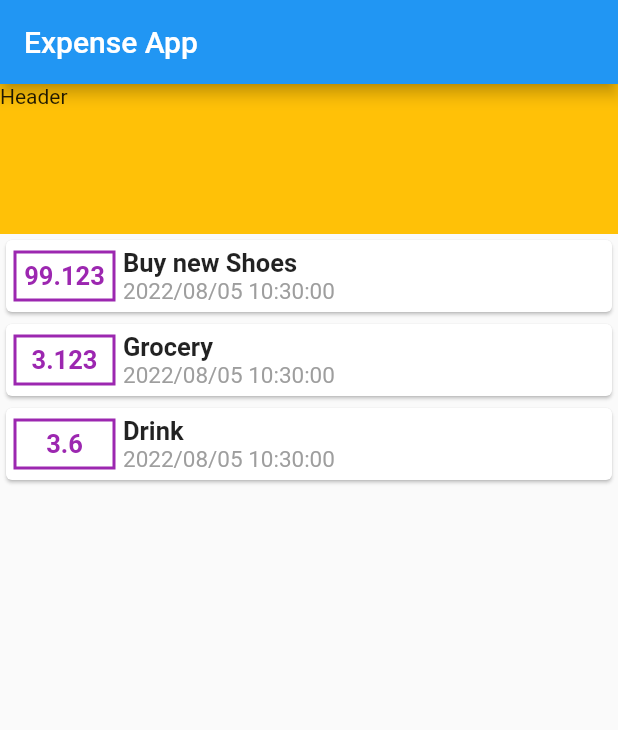
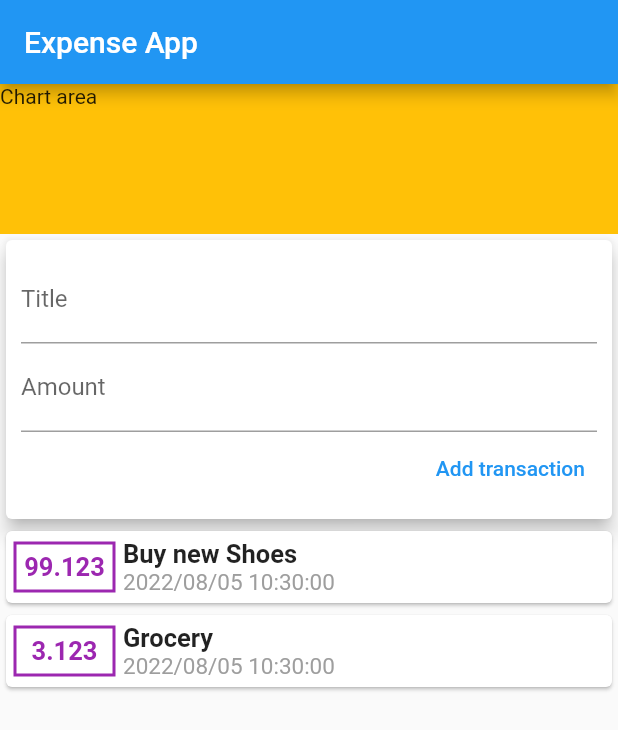
Before and after one commit to anhtuank7c/learn-flutter, a Flutter app: the screen it shows after launch, on a phone screen of 412 x 824 dp. Shown: the top 730 px of the screen. Run offline on Flutter 3.47's test engine with Material 2 defaults, Android fonts, the phone set to English and light mode, and no system bars.

Commit message:
Flutter - Day 05: split widgets, models, ListView, TextField, TextEditingController, InputDecoration

```diff
--- a/lib/main.dart
+++ b/lib/main.dart
@@ -1,6 +1,5 @@
 import 'package:flutter/material.dart';
-import 'package:intl/intl.dart';
-import 'transaction.dart';
+import 'package:learn/widgets/user_transactions.dart';
 
 void main() {
   runApp(const MyApp());
@@ -11,7 +10,7 @@ class MyApp extends StatelessWidget {
 
   @override
   Widget build(BuildContext context) {
-    return MaterialApp(
+    return const MaterialApp(
       title: 'Flutter App',
       home: HomePage(),
     );
@@ -19,35 +18,16 @@ class MyApp extends StatelessWidget {
 }
 
 class HomePage extends StatelessWidget {
-  HomePage({Key? key}) : super(key: key);
-  final List<Transaction> transactions = [
-    Transaction(
-      id: '01',
-      title: 'Buy new Shoes',
-      amount: 99.123,
-      createdAt: DateTime.now(),
-    ),
-    Transaction(
-      id: '02',
-      title: 'Grocery',
-      amount: 3.123,
-      createdAt: DateTime.now(),
-    ),
-    Transaction(
-      id: '03',
-      title: 'Drink',
-      amount: 3.6,
-      createdAt: DateTime.now(),
-    ),
-  ];
+  const HomePage({Key? key}) : super(key: key);
 
   @override
   Widget build(BuildContext context) {
     return Scaffold(
       appBar: AppBar(
-        title: Text('Expense App'),
+        title: const Text('Expense App'),
       ),
-      body: Column(
+      body: SingleChildScrollView(
+        child: Column(
           mainAxisAlignment: MainAxisAlignment.start,
           crossAxisAlignment: CrossAxisAlignment.start,
           children: [
@@ -55,66 +35,11 @@ class HomePage extends StatelessWidget {
               color: Colors.amber,
               height: 100,
               width: double.infinity,
-            child: Text('Header'),
+              child: const Text('Chart area'),
             ),
-          ...transactions
-              .map(
-                (tx) => Card(
-                  color: Colors.white,
-                  child: Container(
-                    padding: EdgeInsets.all(5),
-                    child: Row(
-                      mainAxisAlignment: MainAxisAlignment.start,
-                      children: [
-                        Container(
-                          decoration: BoxDecoration(
-                            border: Border.all(
-                              width: 2,
-                              color: Colors.purple,
-                            ),
-                            shape: BoxShape.rectangle,
-                          ),
-                          width: 68,
-                          padding: EdgeInsets.all(5),
-                          margin: EdgeInsets.only(right: 5),
-                          child: Text(
-                            tx.amount.toString(),
-                            textAlign: TextAlign.center,
-                            style: TextStyle(
-                              fontSize: 17,
-                              fontWeight: FontWeight.bold,
-                              color: Colors.purple,
-                            ),
-                          ),
-                        ),
-                        Column(
-                          crossAxisAlignment: CrossAxisAlignment.start,
-                          children: [
-                            Text(
-                              tx.title,
-                              style: TextStyle(
-                                fontSize: 17,
-                                fontWeight: FontWeight.bold,
-                              ),
-                            ),
-                            Text(
-                              DateFormat('yyyy/MM/dd hh:mm:ss')
-                                  .format(tx.createdAt),
-                              style: TextStyle(
-                                fontSize: 15,
-                                fontWeight: FontWeight.w400,
-                                color: Colors.grey,
-                              ),
-                            ),
-                          ],
-                        )
+            const UserTransactions(),
           ],
         ),
-                  ),
-                ),
-              )
-              .toList()
-        ],
       ),
     );
   }
--- /dev/null
+++ b/lib/widgets/new_transaction.dart
@@ -0,0 +1,46 @@
+import 'package:flutter/material.dart';
+
+class NewTransaction extends StatelessWidget {
+  final Function addTransaction;
+  final titleController = TextEditingController();
+  final amountController = TextEditingController();
+
+  NewTransaction(this.addTransaction, {Key? key}) : super(key: key);
+
+  @override
+  Widget build(BuildContext context) {
+    return Card(
+      elevation: 5,
+      child: Container(
+        padding: const EdgeInsets.all(10),
+        child: Column(
+          crossAxisAlignment: CrossAxisAlignment.end,
+          children: [
+            TextField(
+              key: const Key('titleInput'),
+              controller: titleController,
+              decoration: const InputDecoration(
+                label: Text('Title'),
+              ),
+            ),
+            TextField(
+              key: const Key('amountInput'),
+              controller: amountController,
+              decoration: const InputDecoration(
+                label: Text('Amount'),
+              ),
+            ),
+            TextButton(
+              key: const Key('addTractionBtn'),
+              onPressed: () => addTransaction(
+                titleController.text,
+                double.tryParse(amountController.text),
+              ),
+              child: const Text('Add transaction'),
+            )
+          ],
+        ),
+      ),
+    );
+  }
+}
--- /dev/null
+++ b/lib/widgets/transaction_list.dart
@@ -0,0 +1,77 @@
+import 'package:flutter/material.dart';
+import 'package:intl/intl.dart';
+import 'package:learn/models/transaction.dart';
+
+class TransactionList extends StatelessWidget {
+  final List<Transaction> transactions;
+  const TransactionList({
+    required this.transactions,
+    super.key,
+  });
+
+  @override
+  Widget build(BuildContext context) {
+    return Container(
+      height: 300,
+      child: ListView.builder(
+        itemBuilder: (ctx, index) {
+          final transaction = transactions[index];
+          return Card(
+            color: Colors.white,
+            child: Container(
+              padding: const EdgeInsets.all(5),
+              child: Row(
+                mainAxisAlignment: MainAxisAlignment.start,
+                children: [
+                  Container(
+                    decoration: BoxDecoration(
+                      border: Border.all(
+                        width: 2,
+                        color: Colors.purple,
+                      ),
+                      shape: BoxShape.rectangle,
+                    ),
+                    width: 68,
+                    padding: const EdgeInsets.all(5),
+                    margin: const EdgeInsets.only(right: 5),
+                    child: Text(
+                      transaction.amount.toString(),
+                      textAlign: TextAlign.center,
+                      style: const TextStyle(
+                        fontSize: 17,
+                        fontWeight: FontWeight.bold,
+                        color: Colors.purple,
+                      ),
+                    ),
+                  ),
+                  Column(
+                    crossAxisAlignment: CrossAxisAlignment.start,
+                    children: [
+                      Text(
+                        transaction.title,
+                        style: const TextStyle(
+                          fontSize: 17,
+                          fontWeight: FontWeight.bold,
+                        ),
+                      ),
+                      Text(
+                        DateFormat('yyyy/MM/dd hh:mm:ss')
+                            .format(transaction.createdAt),
+                        style: const TextStyle(
+                          fontSize: 15,
+                          fontWeight: FontWeight.w400,
+                          color: Colors.grey,
+                        ),
+                      ),
+                    ],
+                  )
+                ],
+              ),
+            ),
+          );
+        },
+        itemCount: transactions.length,
+      ),
+    );
+  }
+}
--- /dev/null
+++ b/lib/widgets/user_transactions.dart
@@ -0,0 +1,56 @@
+import 'package:flutter/material.dart';
+import 'package:learn/widgets/new_transaction.dart';
+import 'package:learn/widgets/transaction_list.dart';
+
+import '../models/transaction.dart';
+
+class UserTransactions extends StatefulWidget {
+  const UserTransactions({Key? key}) : super(key: key);
+
+  @override
+  State<UserTransactions> createState() => _UserTransactionsState();
+}
+
+class _UserTransactionsState extends State<UserTransactions> {
+  final List<Transaction> _userTransactions = [
+    Transaction(
+      id: '01',
+      title: 'Buy new Shoes',
+      amount: 99.123,
+      createdAt: DateTime.now(),
+    ),
+    Transaction(
+      id: '02',
+      title: 'Grocery',
+      amount: 3.123,
+      createdAt: DateTime.now(),
+    ),
+  ];
+
+  void _addNewTransaction(String title, double amount) {
+    setState(() {
+      _userTransactions.add(
+        Transaction(
+          id: DateTime.now().toString(),
+          title: title,
+          amount: amount,
+          createdAt: DateTime.now(),
+        ),
+      );
+    });
+  }
+
+  @override
+  Widget build(BuildContext context) {
+    return Column(
+      children: [
+        NewTransaction(
+          _addNewTransaction,
+        ),
+        TransactionList(
+          transactions: _userTransactions,
+        ),
+      ],
+    );
+  }
+}
```
Also changed, not shown: imgs/day_05.png (added), lib/models/transaction.dart (renamed from lib/transaction.dart), 1 other file. Lines whose indentation alone changed are shown as unchanged.
